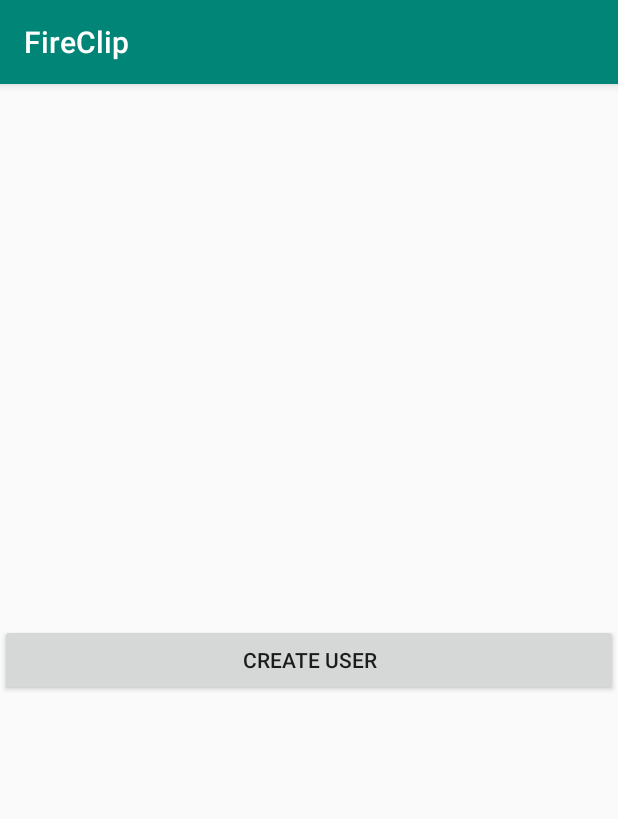
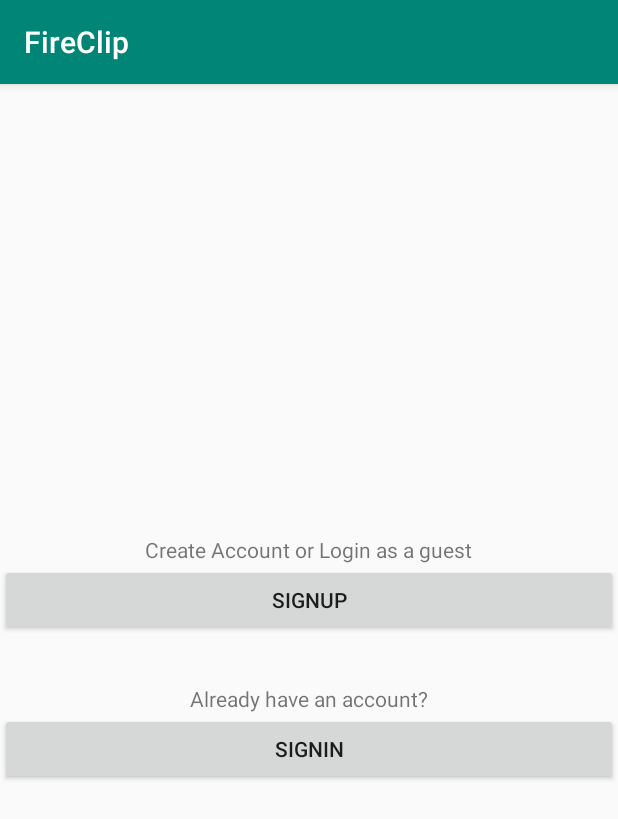
Before and after one commit to inviGit/FireClip, an Android app: the screen it shows after launch (MainActivity), on a phone screen of 412 x 824 dp. Shown: the top 819 px of the screen. Run offline under Robolectric (Android 15) with nearby library versions, the phone set to English and light mode, and no system bars.

Commit message:
signin and create user AUTH using FBDB added

```diff
--- a/app/build.gradle
+++ b/app/build.gradle
@@ -28,4 +28,10 @@ dependencies {
     testImplementation 'junit:junit:4.12'
     androidTestImplementation 'androidx.test:runner:1.3.0'
     androidTestImplementation 'androidx.test.espresso:espresso-core:3.3.0'
+
+
+    implementation 'com.google.firebase:firebase-auth'
+    implementation platform('com.google.firebase:firebase-bom:26.4.0')
+    implementation 'com.google.android.gms:play-services-auth:19.0.0'
+
 }
--- a/app/src/main/java/com/example/fireclip/MainActivity.java
+++ b/app/src/main/java/com/example/fireclip/MainActivity.java
@@ -15,7 +15,7 @@ import com.example.fireclip.logic.CreateUser;
 
 public class MainActivity extends AppCompatActivity {
 
-    private Button buttonCreateUser;
+    private Button buttonCreateUser, buttonLogin;
     private Intent intent;
     private SqLiteDbInterface sqLiteDbInterface;
     private Cursor res;
@@ -37,6 +37,15 @@ public class MainActivity extends AppCompatActivity {
             @Override
             public void onClick(View view) {
                 intent = new Intent(MainActivity.this, CreateUser.class);
+                intent.putExtra("maintocreate", "create");
+                startActivity(intent);
+            }
+        });
+        buttonLogin.setOnClickListener(new View.OnClickListener() {
+            @Override
+            public void onClick(View view) {
+                intent = new Intent(MainActivity.this, CreateUser.class);
+                intent.putExtra("maintocreate", "signin");
                 startActivity(intent);
             }
         });
@@ -44,6 +53,7 @@ public class MainActivity extends AppCompatActivity {
 
     private void initView() {
         buttonCreateUser = findViewById(R.id.buttonCreateUser);
+        buttonLogin = findViewById(R.id.buttonLogin);
     }
 
     @Override
--- a/app/src/main/java/com/example/fireclip/logic/DialogActivity.java
+++ b/app/src/main/java/com/example/fireclip/logic/DialogActivity.java
@@ -93,7 +93,6 @@ public class DialogActivity extends AppCompatActivity {
                 });
             }
         });
-
         dialogSendButton.setOnClickListener(new View.OnClickListener() {
             @Override
             public void onClick(View view) {
--- a/app/src/main/java/com/example/fireclip/service/ClipService.java
+++ b/app/src/main/java/com/example/fireclip/service/ClipService.java
@@ -95,7 +95,7 @@ public class ClipService extends Service{
 
         String NOTIFICATION_CHANNEL_ID = "com.example.fireclip";
         String channelName = "My Background Service";
-        NotificationChannel chan = new NotificationChannel(NOTIFICATION_CHANNEL_ID, channelName, NotificationManager.IMPORTANCE_NONE);
+        NotificationChannel chan = new NotificationChannel(NOTIFICATION_CHANNEL_ID, channelName, NotificationManager.IMPORTANCE_HIGH);
         chan.setLightColor(Color.BLUE);
         chan.setLockscreenVisibility(Notification.VISIBILITY_PRIVATE);
         NotificationManager manager = (NotificationManager) getSystemService(Context.NOTIFICATION_SERVICE);
--- a/app/src/main/res/layout/activity_main.xml
+++ b/app/src/main/res/layout/activity_main.xml
@@ -8,10 +8,26 @@
     android:gravity="center"
     tools:context=".MainActivity">
 
+    <TextView
+        android:layout_width="wrap_content"
+        android:layout_height="wrap_content"
+        android:text="Create Account or Login as a guest"/>
+
     <Button
         android:id="@+id/buttonCreateUser"
         android:layout_width="match_parent"
         android:layout_height="wrap_content"
-        android:text="Create User"/>
+        android:text="Signup"/>
+
+    <TextView
+        android:layout_width="wrap_content"
+        android:layout_height="wrap_content"
+        android:text="\n\nAlready have an account?"/>
+
+    <Button
+        android:id="@+id/buttonLogin"
+        android:layout_width="match_parent"
+        android:layout_height="wrap_content"
+        android:text="SignIn"/>
 
 </LinearLayout>
```
Also changed, not shown: app/src/main/java/com/example/fireclip/logic/CreateUser.java (+123 -6 lines), app/src/main/res/layout/activity_createuser.xml (+13 -1 lines).
